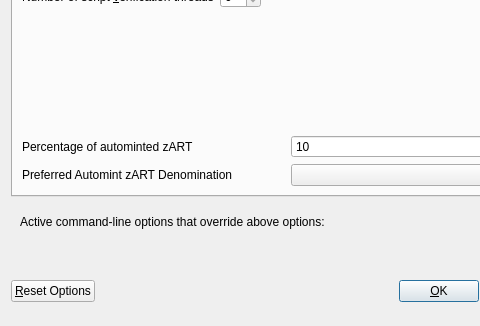
First picture: the form in src/qt/forms/optionsdialog.ui, repository wmcorless/Arktur-coin, before the edit; both pictures show x 0 to 480 and y 116 to 442 of the 576 by 442 pixel window.
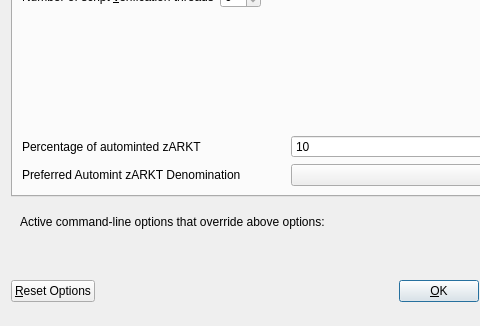
Second picture: the form after the edit. Custom widgets are drawn as their Qt base class.

The edit to the form file:
```diff
--- a/src/qt/forms/optionsdialog.ui
+++ b/src/qt/forms/optionsdialog.ui
@@ -138,7 +138,7 @@
             <string>Percentage of incoming ART which get automatically converted to zART via Zerocoin Protocol (min: 10%)</string>
            </property>
            <property name="text">
-            <string>Percentage of autominted zART</string>
+            <string>Percentage of autominted zARKT</string>
            </property>
           </widget>
          </item>
@@ -171,7 +171,7 @@
             <string>Wait with automatic conversion to Zerocoin until enough ART for this denomination is available</string>
            </property>
            <property name="text">
-            <string>Preferred Automint zART Denomination</string>
+            <string>Preferred Automint zARKT Denomination</string>
            </property>
           </widget>
          </item>
```
Left out of the diff: 6 changed lines with no effect on the pictures.
